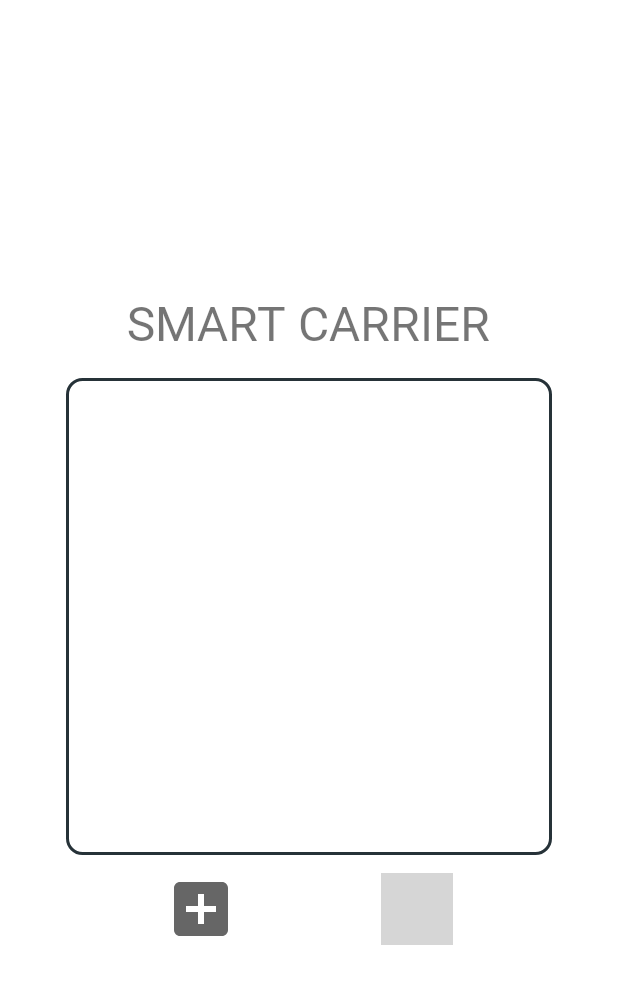
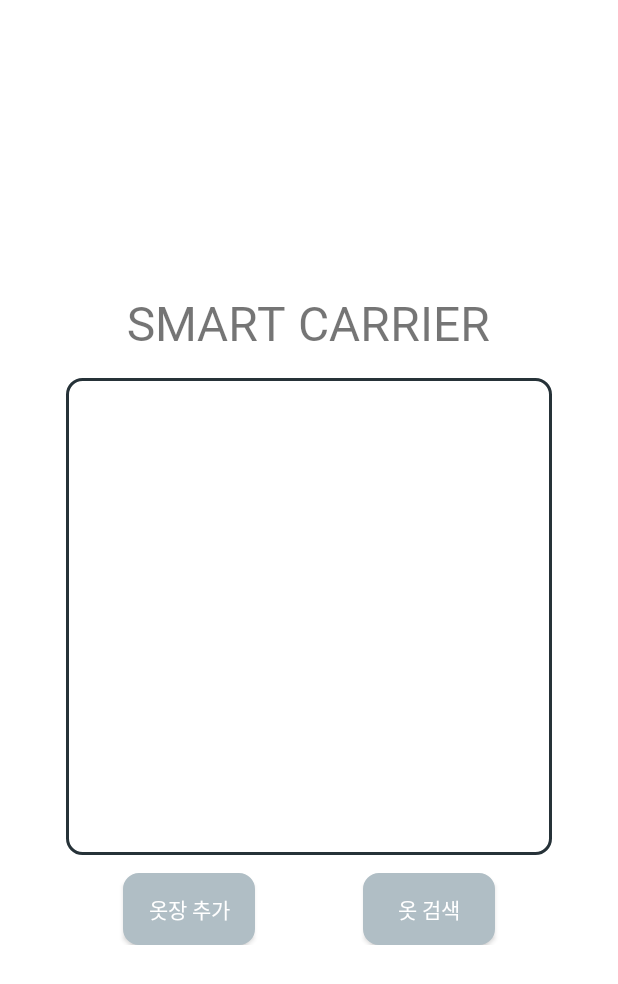
Before and after one commit to ljiho222/MyCloset, an Android app: the ClosetMain screen opened directly, with no data from a screen before it, on a phone screen of 412 x 824 dp. Shown: the top 984 px of the screen. Run offline under Robolectric (Android 15) with nearby library versions, the phone set to English and light mode, and no system bars; our stand-ins replace Firebase (no records; nobody signed in at launch, a user with empty details on screens opened directly); 1 statement that could not run was skipped; grey boxes are pictures that could not be loaded.

Commit message:
//버튼 UI 수정

```diff
--- a/app/src/main/java/com/example/my_closet/ClosetMain.java
+++ b/app/src/main/java/com/example/my_closet/ClosetMain.java
@@ -25,8 +25,8 @@ public class ClosetMain extends AppCompatActivity {
 
     private ViewPager viewPager;
     private ViewPagerAdapter adapter;
-    private ImageButton btn_add;
-    private ImageButton btn_search;
+    private Button btn_add;
+    private Button btn_search;
     private ImageButton btn_closet;
     private FirebaseDatabase firebaseDatabase = FirebaseDatabase.getInstance();
     private DatabaseReference databaseReference = firebaseDatabase.getReference();
--- /dev/null
+++ b/app/src/main/res/drawable/add_btn.xml
@@ -0,0 +1,5 @@
+<vector android:height="48dp" android:tint="?attr/colorControlNormal"
+    android:viewportHeight="24" android:viewportWidth="24"
+    android:width="48dp" xmlns:android="http://schemas.android.com/apk/res/android">
+    <path android:fillColor="@android:color/white" android:pathData="M19,3L5,3c-1.11,0 -2,0.9 -2,2v14c0,1.1 0.89,2 2,2h14c1.1,0 2,-0.9 2,-2L21,5c0,-1.1 -0.9,-2 -2,-2zM17,13h-4v4h-2v-4L7,13v-2h4L11,7h2v4h4v2z"/>
+</vector>
--- a/app/src/main/res/layout/activity_closetmain.xml
+++ b/app/src/main/res/layout/activity_closetmain.xml
@@ -46,23 +46,25 @@
 
 
 
-        <ImageButton
+        <Button
             android:id="@+id/btn_add"
-            android:layout_width="48dp"
-            android:layout_height="48dp"
-            android:scaleType="fitXY"
-            android:src="@drawable/ic_baseline_add_box_24"
-            android:layout_marginRight="96dp"
-            android:background="@android:color/transparent"
+            android:layout_width="wrap_content"
+            android:layout_height="wrap_content"
+            android:text="옷장 추가"
+            android:fontFamily="@font/wemakepricesemibold"
+            android:layout_marginRight="72dp"
+            android:background="@drawable/round_btn"
+            android:textColor="@color/colorBackground"
             />
 
-        <ImageButton
+        <Button
             android:id="@+id/btn_search"
-            android:layout_width="48dp"
-            android:layout_height="48dp"
-            android:scaleType="fitXY"
-            android:src="@drawable/search_btn"
-            android:background="@android:color/transparent"
+            android:layout_width="wrap_content"
+            android:layout_height="wrap_content"
+            android:text="옷 검색"
+            android:fontFamily="@font/wemakepricesemibold"
+            android:background="@drawable/round_btn"
+            android:textColor="@color/colorBackground"
             />
 
 
```
